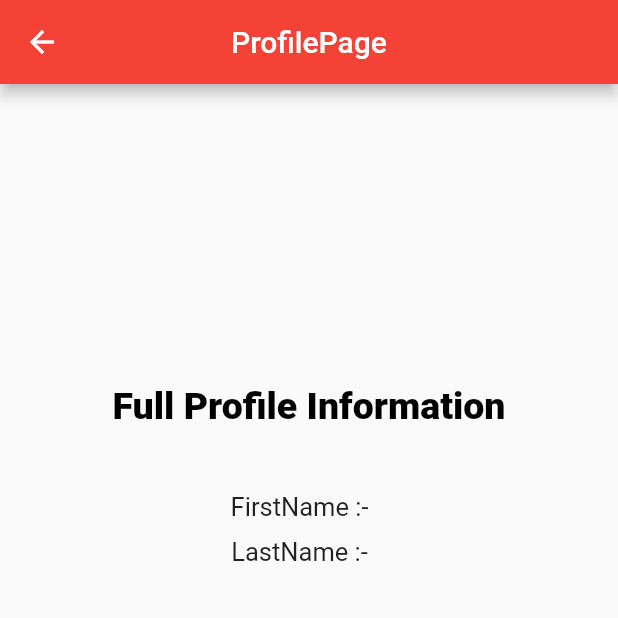
After one commit to DhruvalGolakiya/DemoApp, a Flutter app: the ProfilePage screen opened directly, on a phone screen of 412 x 824 dp, the top half of it. The commit adds this screen. Run offline on Flutter 3.47's test engine with Material 2 defaults, Android fonts, the phone set to English and light mode, and no system bars; our stand-ins replace cloud_firestore, firebase_auth, firebase_core, fluttertoast, font_awesome_flutter, google_fonts and 1 more; missing offline and left inert: multilevel_drawer; accounts and stored records are empty; network calls fail.

Commit message:
seventh commit

```diff
--- /dev/null
+++ b/lib/Screen/profilePage.dart
@@ -0,0 +1,79 @@
+// ignore_for_file: unnecessary_this, prefer_const_constructors
+
+import 'package:cloud_firestore/cloud_firestore.dart';
+import 'package:firebase_auth/firebase_auth.dart';
+import 'package:flutter/material.dart';
+import 'package:flutter_demo1/models/usermodel.dart';
+
+class ProfilePage extends StatefulWidget {
+  @override
+  State<ProfilePage> createState() => _ProfilePageState();
+}
+
+class _ProfilePageState extends State<ProfilePage> {
+  final user = FirebaseAuth.instance.currentUser;
+
+  UserModel loggedInUser = UserModel();
+
+  @override
+  void initState() {
+    super.initState();
+    FirebaseFirestore.instance
+        .collection("users")
+        .doc(user!.uid)
+        .get()
+        .then((value) {
+      this.loggedInUser = UserModel.fromMap(value.data());
+      setState(() {});
+    });
+  }
+
+  @override
+  Widget build(BuildContext context) {
+    return Scaffold(
+        appBar: AppBar(
+          title: Text("ProfilePage"),
+          centerTitle: true,
+          backgroundColor: Colors.red,
+        ),
+        body: Column(
+          children: [
+            SizedBox(
+              height: 200,
+            ),
+            Center(
+              child: Text(
+                "Full Profile Information",
+                style: TextStyle(
+                    color: Color.fromARGB(255, 0, 0, 0),
+                    fontSize: 25,
+                    fontWeight: FontWeight.w800),
+              ),
+            ),
+            SizedBox(
+              height: 5,
+            ),
+            Text(
+              '${loggedInUser.email}',
+              style: TextStyle(
+                  fontSize: 15, color: Color.fromARGB(255, 94, 94, 94)),
+            ),
+            SizedBox(
+              height: 20,
+            ),
+            Text("FirstName :-" "   " '${loggedInUser.firstName}',
+                style: TextStyle(fontSize: 17)),
+            SizedBox(
+              height: 10,
+            ),
+            Text(
+              "LastName :-" "   " '${loggedInUser.lastName}',
+              style: TextStyle(fontSize: 17),
+            ),
+            SizedBox(
+              height: 10,
+            ),
+          ],
+        ));
+  }
+}
--- a/lib/Screen/signup_page.dart
+++ b/lib/Screen/signup_page.dart
@@ -156,6 +156,7 @@ class _SignUPState extends State<SignUp> {
               passwordNameEditingController.text) {
             return ("Check your password Again");
           }
+          return null;
         },
         onSaved: (value) {
           confirmPasswordNameEditingController.text = value!;
--- a/pubspec.yaml
+++ b/pubspec.yaml
@@ -42,7 +42,9 @@ dependencies:
   firebase_core: ^1.14.0
   fluttertoast: ^8.0.9
   flutter_secure_storage: ^5.0.2
-  collection: ^1.15.0
+  font_awesome_flutter: ^10.1.0
+  multilevel_drawer: ^2.0.0
+
 
 dev_dependencies:
   flutter_test:
@@ -70,6 +72,7 @@ flutter:
 
   assets:
     - assets/login.png
+    - assets/p1.png
 
 
   # An image asset can refer to one or more resolution-specific "variants", see
```
Also changed, not shown: lib/Screen/home_page.dart (+2 -11 lines), lib/Screen/home_page1.dart (+3 -15 lines), lib/Screen/setting_page.dart (added, +22 -0 lines), lib/components/popUpDrawer.dart (added, +12 -0 lines), lib/widgets/drawer.dart (+85 -6 lines), assets/ma.png (added), assets/p1.png (added), assets/user_person_people_6100.png (added), pubspec.lock.
